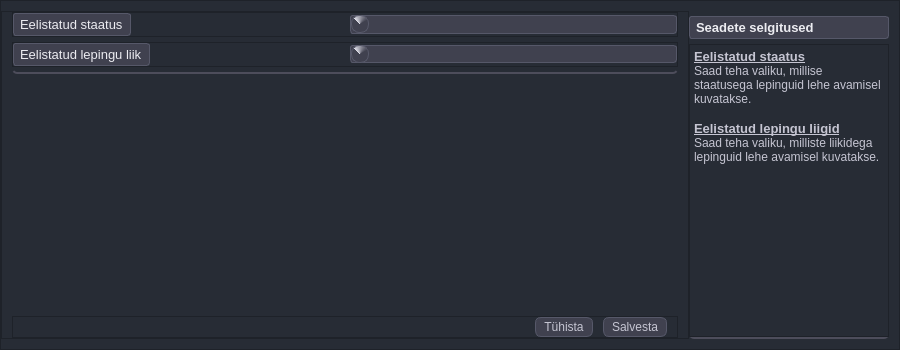
First picture: the form in mailabl-qgis/config/confWidgets/ContractsSetup.ui, repository TuloliKalver/mailabl-qgis, before the edit.
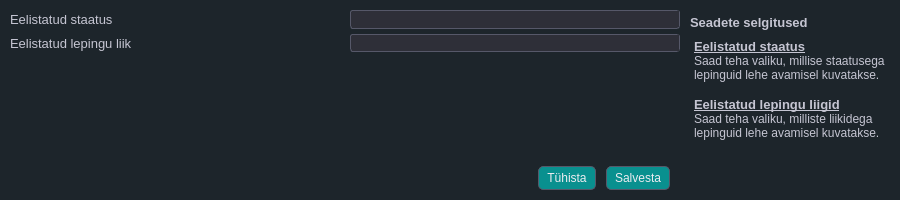
Second picture: the form after the edit. Icons and pictures are not drawn. Custom widgets are drawn as their Qt base class.

The edit to the form file:
```diff
--- a/mailabl-qgis/config/confWidgets/ContractsSetup.ui
+++ b/mailabl-qgis/config/confWidgets/ContractsSetup.ui
@@ -7,7 +7,7 @@
     <x>0</x>
     <y>0</y>
     <width>900</width>
-    <height>350</height>
+    <height>200</height>
    </rect>
   </property>
   <property name="sizePolicy">
@@ -19,13 +19,13 @@
   <property name="minimumSize">
    <size>
     <width>900</width>
-    <height>350</height>
+    <height>200</height>
    </size>
   </property>
   <property name="maximumSize">
    <size>
     <width>900</width>
-    <height>350</height>
+    <height>200</height>
    </size>
   </property>
   <property name="font">
@@ -40,108 +40,641 @@
   </property>
   <property name="styleSheet">
    <string notr="true">
+/* ====================================================== */
+/* 🎨 Global Theme - Base Colors, Background &amp; Typography */
+/* ====================================================== */
+* {
+    border: transparent;
+    background-color: #1d252b; /* Updated background */
+    padding: 0;
+    margin: 0;
+    color: #c5c5d2; /* Default light gray text */
+}
 
-#fHelpMenu, 
-#fSettingsPreferrences
-{
-   border: 2px solid #4d4d5b;    /*Same border style as QLineEdit */
+
+/* ------------------------------------------------------ */
+/* 🧠 Global Interaction Effects - Focused Field &amp; Tabs   */
+/* ------------------------------------------------------ */
+QLineEdit:focus, QTextEdit:focus, QComboBox:focus,   QTabBar::tab:selected {
+        /* 🟢 Bottom glow - Extends further for visibility */
+    border: 1px solid; 
+    border-left-color: qradialgradient(spread:pad, cx:0, cy:0.347273, radius:0.826, fx:0.453364, fy:0.097, stop:0.125 rgba(9, 144, 143, 88), stop:1 rgba(46, 47, 56, 76));
+    border-top-color: qradialgradient(spread:pad, cx:0, cy:0.347273, radius:0.826, fx:0.453364, fy:0.097, stop:0.125 rgba(9, 144, 143, 88), stop:1 rgba(46, 47, 56, 76));
+    border-bottom-color: qradialgradient(spread:pad, cx:1, cy:0.728, radius:0.826, fx:0.498455, fy:0.95, stop:0.125 rgba(9, 144, 143, 88), stop:1 rgba(46, 47, 56, 76));
+    border-right-color: qradialgradient(spread:pad, cx:1, cy:0.728, radius:0.826, fx:0.498455, fy:0.95, stop:0.125 rgba(9, 144, 143, 88), stop:1 rgba(46, 47, 56, 76));	
+
+}
+
+ QLineEdit:hover, QTextEdit:hover, QComboBox:hover, QTabBar::tab:hover {
+        /* 🟡 Hover Glow - Softer but Visible */
+    border: 1px solid; 
+    border-left-color: qradialgradient(spread:pad, cx:0, cy:0.347273, radius:0.826, fx:0.453364, fy:0.097, stop:0.125 rgba(9, 144, 143, 88), stop:1 rgba(46, 47, 56, 76));
+    border-top-color: qradialgradient(spread:pad, cx:0, cy:0.347273, radius:0.826, fx:0.453364, fy:0.097, stop:0.125 rgba(9, 144, 143, 88), stop:1 rgba(46, 47, 56, 76));
+    border-bottom-color: qradialgradient(spread:pad, cx:1, cy:0.728, radius:0.826, fx:0.498455, fy:0.95, stop:0.125 rgba(9, 144, 143, 88), stop:1 rgba(46, 47, 56, 76));
+    border-right-color: qradialgradient(spread:pad, cx:1, cy:0.728, radius:0.826, fx:0.498455, fy:0.95, stop:0.125 rgba(9, 144, 143, 88), stop:1 rgba(46, 47, 56, 76));	
+    background-color: qradialgradient(spread:pad, cx:1, cy:0.995, radius:0.5, fx:1, fy:0.988, stop:0 rgba(9, 144, 143, 88), stop:0.920455 rgba(46, 47, 56, 76));
+}
+
+/* ---------------------------- */
+/* 📝 QLineEdit Styling */
+/* ---------------------------- */
+QLineEdit {
+    background-color: #303a42;   /* Matches the global dark background */
+    color: #c5c5d2;              /* Default light gray text */
+    border: 1px solid #4d4d4d;   /* Subtle default border */
+    border-radius: 4px;          /* Rounded corners for a smooth look */
+    padding: 6px;                /* Adequate padding for text clarity */
+}
+
+/* 
+   Note: Your existing rules for QLineEdit:focus and QLineEdit:hover already provide
+   the gradient border and glow effects. This default state ensures a smooth transition 
+   into those interactive states.
+*/
+
+/* ---------------------------- */
+/* 🔘 Disabled State for QLineEdit */
+/* ---------------------------- */
+QLineEdit:disabled {
+    background-color: #24252e;  /* A slightly darker tone for disabled state */
+    border: 1px dashed rgba(120, 120, 130, 0.5);  /* Dashed and faded border */
+    color: rgba(170, 170, 180, 0.5);  /* Muted text color */
+    opacity: 0.5;               /* Lower opacity to indicate inactivity */
+}
+
+/* ---------------------------- */
+/* 🖱️ QListWidget Focus */
+/* ---------------------------- */
+QListWidget:focus {
+	boreder: 1px solid;
+    border-left-color: qradialgradient(spread:pad, cx:0, cy:0.347273, radius:0.826, fx:0.453364, fy:0.097, stop:0.125 rgba(9, 144, 143, 88), stop:1 rgba(46, 47, 56, 76));
+    border-top-color: qradialgradient(spread:pad, cx:0, cy:0.347273, radius:0.826, fx:0.453364, fy:0.097, stop:0.125 rgba(9, 144, 143, 88), stop:1 rgba(46, 47, 56, 76));
+    border-bottom-color: qradialgradient(spread:pad, cx:1, cy:0.728, radius:0.826, fx:0.498455, fy:0.95, stop:0.125 rgba(9, 144, 143, 88), stop:1 rgba(46, 47, 56, 76));
+    border-right-color: qradialgradient(spread:pad, cx:1, cy:0.728, radius:0.826, fx:0.498455, fy:0.95, stop:0.125 rgba(9, 144, 143, 88), stop:1 rgba(46, 47, 56, 76));	
+}
+
+/* ---------------------------- */
+/* 🖱️ QListWidget Hovered Item */
+/* ---------------------------- */
+QListWidget::item:hover {
+    border: 1px solid; 
+    border-left-color: qradialgradient(spread:pad, cx:0, cy:0.347273, radius:0.826, 
+        fx:0.453364, fy:0.097, stop:0.125 rgba(9, 144, 143, 88), stop:1 rgba(46, 47, 56, 76));
+    border-top-color: qradialgradient(spread:pad, cx:0, cy:0.347273, radius:0.826, 
+        fx:0.453364, fy:0.097, stop:0.125 rgba(9, 144, 143, 88), stop:1 rgba(46, 47, 56, 76));
+    border-bottom-color: qradialgradient(spread:pad, cx:1, cy:0.728, radius:0.826, 
+        fx:0.498455, fy:0.95, stop:0.125 rgba(9, 144, 143, 88), stop:1 rgba(46, 47, 56, 76));
+    border-right-color: qradialgradient(spread:pad, cx:1, cy:0.728, radius:0.826, 
+        fx:0.498455, fy:0.95, stop:0.125 rgba(9, 144, 143, 88), stop:1 rgba(46, 47, 56, 76));  
+	background-color: qradialgradient(spread:pad, cx:1, cy:0.995, radius:0.5, fx:1, fy:0.988, stop:0 rgba(9, 144, 143, 255), stop:0.920455 rgba(46, 47, 56, 253));
+    border-radius: 4px;
+}
+
+/* ---------------------------- */
+/* ✅ QListWidget Selected Item */
+/* ---------------------------- */
+QListWidget::item:selected {
+	color: #c5c5d2; /* Default light gray text */	
+    border: 1px solid; 
+ 	 border-radius: 4px;
+    border-left-color: qradialgradient(spread:pad, cx:0, cy:0.347273, radius:0.826, 
+        fx:0.453364, fy:0.097, stop:0.125 rgba(9, 144, 143, 66), stop:1 rgba(46, 47, 56, 54));
+    border-top-color: qradialgradient(spread:pad, cx:0, cy:0.347273, radius:0.826, 
+        fx:0.453364, fy:0.097, stop:0.125 rgba(9, 144, 143, 66), stop:1 rgba(46, 47, 56, 54));
+    border-bottom-color: qradialgradient(spread:pad, cx:1, cy:0.728, radius:0.826, 
+        fx:0.498455, fy:0.95, stop:0.125 rgba(9, 144, 143, 66), stop:1 rgba(46, 47, 56, 54));
+    border-right-color: qradialgradient(spread:pad, cx:1, cy:0.728, radius:0.826, 
+        fx:0.498455, fy:0.95, stop:0.125 rgba(9, 144, 143, 66), stop:1 rgba(46, 47, 56, 54));  
+	background-color: qradialgradient(spread:pad, cx:1, cy:0.995, radius:1.24, fx:1, fy:0.988, stop:0 rgba(9, 144, 143, 172), stop:0.920455 rgba(46, 47, 56, 0));
+}
+
+
+
+/* ---------------------------- */
+/* 🔘 QPushButton Styling */
+/* ---------------------------- */
+
+QPushButton {
+    padding: 4px 8px;
+    text-align: center;
     border-radius: 5px;
-	border-top: none;
-    border-left: none;
-    border-right: none;
+	background-color: rgb(9, 144, 143);
+    border: 1px solid #565869; /* Default border */
+    color: #ececf1; /* Brighter text */
+    transition: all 150ms ease-in-out; /* Smooth transition */
 }
 
+/* 🟢 Hover Effect - Glow &amp; Color Shift */
+QPushButton:hover {
+    background-color: #5c5d6e; /* Slightly lighter background */
+    border: 1px solid #acacbe; /* Lighter border */
+    
+color: #c5c5d2; /* Default text color */
 
-QWidget{
-    background-color: #272c35;
-	color:#c5c5d2
 }
 
+/* 🔴 Pressed Effect - Darker Look &amp; More Intense Glow */
+QPushButton:pressed {
+    background-color: #2d2e3a; /* Darker background */
+    border: 1px solid #8e8ea0; /* Slightly darker border */
+    color: #bdbecf; /* Dimmed text */
 
-/*esialgu jaotamata omadused*/
-QComboBox{
+}
 
-	background-color:#40414f;
-	color:#ececf1;
-	border: 1px solid #565869;
-	border-radius: 3px;
-	padding-left: 5px
+/* ⚫ Disabled State - More Noticeable */
+QPushButton:disabled {
+    background-color: #24252e; /* **Much darker background** */
+    border: 1px dashed rgba(120, 120, 130, 0.5); /* **Dashed, faded border** */
+    color: rgba(170, 170, 180, 0.5); /* **Faded text color** */
+    opacity: 0.5; /* **Lower opacity to indicate inactive state** */
 }
 
-/*Style the dropdown area*/
-QComboBox::drop-down{
-	background-color: qconicalgradient(cx:0.5, cy:0.5, angle:135, stop:0.704545 rgba(64, 65, 79), stop:1 rgba(217, 217, 227));
-	border: 1px solid #565869;
-	border-radius: 8px;
-	height:16px;
-	width: 16px;
-	subcontrol-origin: padding;
-    subcontrol-position: left
+QPushButton:focus{
+	    border: 1px solid; 	
+    border-left-color: qradialgradient(spread:pad, cx:0, cy:0.347273, radius:0.826, fx:0.453364, fy:0.097, stop:0.125 rgba(9, 144, 143, 88), stop:1 rgba(46, 47, 56, 76));
+    border-top-color: qradialgradient(spread:pad, cx:0, cy:0.347273, radius:0.826, fx:0.453364, fy:0.097, stop:0.125 rgba(9, 144, 143, 88), stop:1 rgba(46, 47, 56, 76));
+    border-bottom-color: qradialgradient(spread:pad, cx:1, cy:0.728, radius:0.826, fx:0.498455, fy:0.95, stop:0.125 rgba(9, 144, 143, 88), stop:1 rgba(46, 47, 56, 76));
+    border-right-color: qradialgradient(spread:pad, cx:1, cy:0.728, radius:0.826, fx:0.498455, fy:0.95, stop:0.125 rgba(9, 144, 143, 88), stop:1 rgba(46, 47, 56, 76));	
+	background-color: rgb(31, 93, 92);
 }
 
-QComboBox::on{
 
-  	border: 0.5px solid #acacbe;
+/* General QCheckBox styles */
+QCheckBox {
+    color: #ececf1; /* Text color */
+    spacing: 5px; /* Space between checkbox and text */
 }
 
-QAbstractItemView {
-	background-color:#40414f;
-	color:#ececf1;
-	border: 1px solid #565869;
-	border-radius: 4px;
-	padding-left: 5px
+/* Style the indicator (checkbox) */
+QCheckBox::indicator {
+    width: 12px;
+    height: 12px;
+    background-color: #40414f; /* Background color for unchecked state */
+    border: 1px solid #565869; /* Border for unchecked state */
+    border-radius: 3px;
 }
 
+/* Style the indicator when checked */
+QCheckBox::indicator:checked {
+    background-color: rgba(70, 70, 85, 0.5); /* Semi-transparent gray background color for checked state */
+    border: 1px solid #acacbe;
+    image: url(&quot;:/images/themes/default/algorithms/mAlgorithmCheckGeometry.svg&quot;); /* Using QGIS built-in icon */
+}
 
-QPushButton{
-	padding: 2px 8px;
-	text-align: center;
-	border-radius: 6px;
-	background-color:#40414f;
-	border: 1px solid #565869;
+/* Style the indicator when unchecked */
+QCheckBox::indicator:unchecked {
+    background-color: #40414f; /* Background color for unchecked state */
+    border: 1px solid #565869; /* Border for unchecked state */
 }
 
+/* Style the indicator when hovered */
+QCheckBox::indicator:hover {
+    background-color: #565869;
+}
 
-QPushButton:hover{
-    background-color: #8e8ea0;
-	border: 0.5px solid #acacbe;
-	color: #343541;
-	text-align: center;	
-	padding: 2px 8px;
-    border-radius: 6px;
-	
+/* Style the indicator when disabled */
+QCheckBox::indicator:disabled {
+    background-color: #30303a; /* Darker background color for disabled state */
+    border: 1px solid #40414f; /* Darker border for disabled state */
 }
 
-QLabel {
-    background-color: #40414f;
-    color: #ececf1;
+/* Style the indicator when checked and disabled */
+QCheckBox::indicator:checked:disabled {
+    background-color: rgba(50, 50, 60, 0.5); /* Semi-transparent darker gray background color for checked and disabled state */
+    border: 1px solid #40414f;
+    image: url(&quot;:/images/themes/default/algorithms/mAlgorithmCheckGeometry.svg&quot;); /* Using QGIS built-in icon */
+    opacity: 0.5; /* Make the icon appear disabled */
+}
+
+/* Style the checkbox text when disabled */
+QCheckBox:disabled {
+    color: #6a6a75; /* Darker text color for disabled state */
+}
+
+/* ══════════════════════════════════════════════════════ */
+/*                 ✅ QCheckBox Styling                   */
+/* ══════════════════════════════════════════════════════ */
+
+QCheckBox {
+    color: #d1d1e0;
+    spacing: 5px;
+    font-size: 14px;
+}
+
+/* Base indicator styling */
+QCheckBox::indicator {
+    width: 16px;
+    height: 16px;
+    border: 1px solid #1f5d5c;
+    border-radius: 3px;
+    background: #597278
+}
+
+/* Hover effect for indicator */
+QCheckBox::indicator:hover {
+    border: 1px solid #0b4544;
+}
+
+/* Checked state with a custom image for the check mark */
+QCheckBox::indicator:checked {
+    background: rgb(9,144,143);
     border: 1px solid #565869;
+}
+
+
+/* ⚫ Disabled State - More Noticeable */
+QCheckBox::indicator:disabled {
+    background-color: #1d252b;
+    border: 1px dashed rgba(120, 120, 130, 0.5); /* **Dashed, faded border** */
+    color: rgba(170, 170, 180, 0.5); /* **Faded text color** */
+    opacity: 0.5; /* **Lower opacity to indicate inactive state** */
+}
+
+
+QGroupBox{
+	color: #ececf1;
+}
+
+
+/* ══════════════════════════════════════════════════════ */
+/*                     🔘 COMBOBOX STYLING                */
+/* ══════════════════════════════════════════════════════ */
+
+QComboBox {
+    background-color: #2e2f38;
+    color: #c5c5d2;
+    border: 1px solid #565869;
     border-radius: 3px;
-    padding: 3px;
+    padding-left: 5px;
 }
 
-QLineEdit {
-    background-color: #35363f;  /* Lighter background color */
+QComboBox::drop-down {
+    background-color: #2e2f38;
+    border: none;
+    border-radius: 10px;
+    width: 16px;
+    height: 16px;
+    subcontrol-origin: padding;
+    subcontrol-position: right; /* Adjusted to right for a common look */
+}
+
+
+
+QComboBox QAbstractItemView {
+    background-color: #2e2f38;
+    border: 1px solid #565869;
+    selection-background-color: qradialgradient(
+        spread: pad,
+        cx: 1,
+        cy: 0.728,
+        radius: 0.826,
+        fx: 0.498455,
+        fy: 0.95,
+        stop: 0.125 rgba(9,144,143,150),
+        stop: 1 rgba(46,47,56,253)
+    );
+    selection-color: #ececf1;
+}
+
+QComboBox QAbstractItemView::item {
+    background-color: #2e2f38;
+    color: #c5c5d2;
+}
+
+QComboBox QAbstractItemView::item:selected {
+    background-color: qradialgradient(
+        spread: pad,
+        cx: 1,
+        cy: 0.728,
+        radius: 0.826,
+        fx: 0.498455,
+        fy: 0.95,
+        stop: 0.125 rgba(9,144,143,150),
+        stop: 1 rgba(46,47,56,253)
+    );
     color: #ececf1;
-    /*border: 1px solid #4d4d5b;  Thinner border with a different color */
+}
+
+QComboBox QAbstractItemView::item:hover {
+    background-color: qradialgradient(
+        spread: pad,
+        cx: 1,
+        cy: 0.995,
+        radius: 1.24,
+        fx: 1,
+        fy: 0.988,
+        stop: 0 rgba(9,144,143,150),
+        stop: 0.920455 rgba(46,47,56,253)
+    );
+    color: #ececf1;
+}
+
+QComboBox:focus {
+    border: 1px solid qradialgradient(
+        spread: pad,
+        cx: 0,
+        cy: 0.347273,
+        radius: 0.826,
+        fx: 0.453364,
+        fy: 0.097,
+        stop: 0.125 rgba(9,144,143,88),
+        stop: 1 rgba(46,47,56,76)
+    );
+}
+
+QComboBox:disabled {
+    background-color: #2e2f38;
+    border: 1px solid #565869;
+    color: #8a95a5;
+}
+
+
+
+
+/* ══════════════════════════════════════════════════════ */
+/* 🧭 Global Vertical ScrollBar - Core UI Scroll Styling  */
+/* ══════════════════════════════════════════════════════ */
+
+QScrollBar:vertical {
+    border: none;
+    background: #2e2f38;  /* Match background color */
+    width: 8px;
+    margin: 0px;  /* Remove spacing */
+    border-radius: 4px;
+}
+
+QScrollBar::handle:vertical {
+    background-color: qradialgradient(spread:pad, cx:1, cy:0.728, radius:0.826, 
+        fx:0.498455, fy:0.95, stop:0.125 rgba(9, 144, 143, 255), stop:1 rgba(46, 47, 56, 253));
+    min-height: 25px;
+    border-radius: 4px;
+}
+
+QScrollBar::handle:vertical:hover {
+    background-color: qradialgradient(spread:pad, cx:1, cy:0.995, radius:1.24, 
+        fx:1, fy:0.988, stop:0 rgba(9, 144, 143, 255), stop:0.920455 rgba(46, 47, 56, 253));
+}
+
+/* Hide Up/Down Buttons */
+QScrollBar::add-line:vertical, 
+QScrollBar::sub-line:vertical {
+    background: none;
+    height: 0px;
+}
+
+/* Make the unused track area blend with background */
+QScrollBar::add-page:vertical, 
+QScrollBar::sub-page:vertical {
+    background: #2e2f38;
+}
+
+/* ════════════════════════════════════════════════════════ */
+/* 🧭 Global Horisontal ScrollBar - Core UI Scroll Styling  */
+/* ════════════════════════════════════════════════════════ */
+
+
+QScrollBar:horizontal {
+    border: none;
+    background: #2e2f38;  /* Match background color */
+    height: 8px;
+    margin: 0px;
+    border-radius: 4px;
+}
+
+QScrollBar::handle:horizontal {
+    background-color: qradialgradient(spread:pad, cx:1, cy:0.728, radius:0.826, 
+        fx:0.498455, fy:0.95, stop:0.125 rgba(9, 144, 143, 255), stop:1 rgba(46, 47, 56, 253));
+    min-width: 25px;
+    border-radius: 4px;
+}
+
+QScrollBar::handle:horizontal:hover {
+    background-color: qradialgradient(spread:pad, cx:1, cy:0.995, radius:1.24, 
+        fx:1, fy:0.988, stop:0 rgba(9, 144, 143, 255), stop:0.920455 rgba(46, 47, 56, 253));
+}
+
+/* Hide Left/Right Buttons */
+QScrollBar::add-line:horizontal, 
+QScrollBar::sub-line:horizontal {
+    background: none;
+    width: 0px;
+}
+
+/* Make the unused track area blend with background */
+QScrollBar::add-page:horizontal, 
+QScrollBar::sub-page:horizontal {
+    background: #2e2f38;
+}
+
+
+/* ====================================================== */
+/* 📊 QTableView - Layout, Colors, and Interaction Styles */
+/* ====================================================== */
+
+QTableView {
+    background-color: #2e2f38; /* Consistent dark gray base */
+    border: 1px solid #4d4d4d;
     border-radius: 5px;
-    padding: 4px;
+    gridline-color: #565869;
+    /* Updated selection gradient using teal accent */
+    selection-background-color: qlineargradient(
+        x1: 0, y1: 0, x2: 0, y2: 1,
+        stop: 0 rgba(9,144,143,10),
+        stop: 1 rgba(9,144,143,50)
+    );
+    selection-color: #ececf1;
 }
 
-QLineEdit:hover {
-    background-color: #3d3e47;  /* Slightly darker background color on hover */
+
+/* Adjust header style with white text */
+QHeaderView::section {
+    background-color: #35353f;
+    color: #ececf1; 
+    border-top: 0.5px solid #323232;
+    border-left: 0.5px solid #323232;
+    border-right: 0.5px solid #323232;
+    border-bottom: 1px solid #4d4d4d;
+    padding: 1px 3px;
+    font-size: 12px;
 }
 
-/* Remove top and side borders */
-QLineEdit {
-    border-top: none;
-    border-left: none;
-    border-right: none;
+/* Entire table disabled state */
+QTableView:disabled {
+    background-color: rgba(30,30,35,180);
+    color: rgba(150,150,160,120);
+    border: 1px solid rgba(100,100,110,80);
+    gridline-color: rgba(80,80,90,80);
+    cursor: not-allowed;
 }
 
+/* Make headers look disabled */
+QTableView:disabled QHeaderView::section {
+    background-color: rgba(50,50,58,150);
+    
+    border-bottom: 1px solid rgba(80,80,90,100);
+}
 
+/* Remove focus outline when disabled */
+QTableView:disabled:focus {
+    outline: none;
+}
 
-</string>
+/* Corner widget (where row/column headers meet) */
+QTableCornerButton::section {
+    background: #35353f;
+    border: 1px solid #4d4d4d;
+}
+
+/* Disabled corner styling */
+QTableView:disabled QTableCornerButton::section {
+    background: rgba(50,50,58,150);
+    border: 1px solid rgba(80,80,90,100);
+}
+
+/* Disable selection effect when the table is disabled */
+QTableView:disabled QTableView::item:selected {
+    background-color: rgba(50,50,58,100);
+    color: rgba(150,150,160,100);
+}
+
+/* Hovered rows for better contrast */
+QTableView::item:hover {
+    background-color: #3a3f4b;
+    color: #ececf1;
+    min-height: 16px;  /* Decreased row height */
+}
+
+/* Selected rows using the same teal gradient as QTableView selection */
+QTableView::item:selected {
+    background-color: qlineargradient(
+        x1: 0, y1: 0, x2: 0, y2: 1,
+        stop: 0 rgba(9,144,143,10),
+        stop: 1 rgba(9,144,143,50)
+    );
+    /*color: #ececf1;*/
+    min-height: 16px;  /* Decreased row height */
+}
+
+/* Non-selected rows with a subtle gradient for depth */
+QTableView::item {
+    background-color: qlineargradient(
+        x1: 0, y1: 0, x2: 0, y2: 1,
+        stop: 0 rgba(46,47,56,25),
+        stop: 1 rgba(46,47,56,255)
+    );
+    color: #d1d1e0;
+    min-height: 16px;  /* Decreased row height */
+}
+
+/* Ensure deselected rows return to their default style */
+QTableView::item:!selected {
+    background-color: qlineargradient(
+        x1: 0, y1: 0, x2: 0, y2: 1,
+        stop: 0 rgba(46,47,56,25),
+        stop: 1 rgba(46,47,56,255)
+    );
+    color: #d1d1e0;
+    min-height: 16px;  /* Decreased row height */
+}
+
+/* Disabled item styling */
+QTableView::item:disabled {
+    background-color: rgba(50,50,58,100);
+    color: rgba(150,150,160,100);
+    font-style: italic;
+    border: 1px dashed rgba(100,100,110,80);
+    min-height: 16px;  /* Decreased row height */
+}
+
+
+
+
+
+/* ====================================================== */
+/* 🧩 Targeted UI Elements - ID-Based Custom Styling      */
+/* ====================================================== */
+
+#Sevituudid{
+    background-color: #343b47;
+}
+
+#leftMenuContainer {
+    background: qlineargradient(x1:0, y1:0, x2:0, y2:1, stop:0 #202123, stop:1 #18191d);
+    border-right: 1px solid #3a3a3a;
+    padding-right: 2px;
+    border-top-right-radius: 5px;
+    border-bottom-right-radius: 5px;
+}
+
+#rightFrame {
+    background: qlineargradient(x1:0, y1:0, x2:0, y2:1, stop:0 #202123, stop:1 #18191d);
+    border-left: 1px solid #3a3a3a;
+    padding-lef: 2px;
+    border-top-right-radius: 5px;
+    border-bottom-right-radius: 5px;
+}
+
+#SetupLayers, #SetupLayers_2, #SetupUserData {
+border: none;
+border-bottom: 1px solid rgb(131, 142, 162);
+}
+
+#UC_Main_Frame QPushButton,#pbChoose_Properties_for_Projects{
+	padding: 1px 8px;
+    border-radiusr: 6px;
+}
+
+#UC_Main_Frame QPushButton:hover{
+
+	padding: 1px 8px;
+    border-radius: 6px;
+}
+
+
+#wOl_Settings QPushButton{
+	padding: 1px 8px;
+    border-radius: 6px;
+}
+
+#wOl_Settings QPushButton:hover{
+	padding: 1px 8px;
+    border-radius: 6px;
+}
+
+#rightMenuContainer QPushButton{
+	text-align: right;
+	border-top-right-radius: 0px;
+	border-bottom-right-radius: 0px;
+    
+}
+
+#rightMenuContainer QPushButton:hover{
+    text-align: right;
+    border-top-right-radius: 0px;
+	border-bottom-right-radius: 0px;  
+}
+
+
+#leftMenuContainer QPushButton{
+	text-align: left;
+	border-top-left-radius: 0px;
+	border-bottom-left-radius: 0px;	
+}
+#leftMenuContainer QPushButton:hover{
+    text-align: left;
+	border-top-left-radius: 0px;
+	border-bottom-left-radius: 0px;
+
+}
+
+#MailablDialogBase{
+    border: 1px solid #4d4d4d;
+	border-top-left-radius: 7px;     /* Rounded top-left corner */
+    border-top-right-radius: 7px;    /* Rounded top-right corner */
+    border-right-radius: 7px;        /* No rounding on right side */
+    border-left-radius: 7px;    
+	background: None;  /* 10% transparency */
+}</string>
   </property>
   <layout class="QVBoxLayout" name="verticalLayout">
    <property name="spacing">
```
